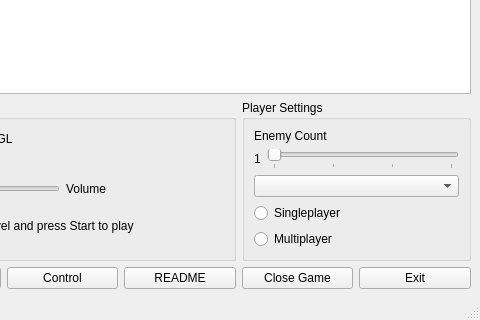
Before: the Qt Designer form main/gui/startwindow.ui in benediktibk/bomberman, drawn with Qt 5; both pictures show x 120 to 600 and y 180 to 500 of the 600 by 500 pixel window.
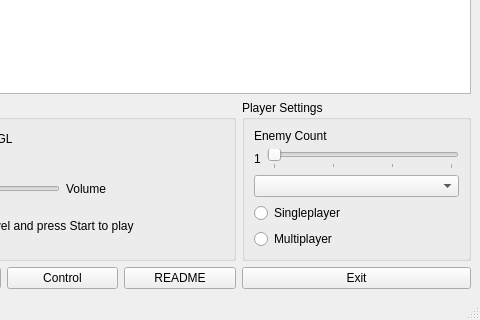
After: the same form once the commit is applied.

Commit message: removed close game button

Diff of the .ui file:
```diff
--- a/main/gui/startwindow.ui
+++ b/main/gui/startwindow.ui
@@ -156,20 +156,6 @@
       </layout>
      </widget>
     </item>
-    <item row="5" column="3">
-     <widget class="QPushButton" name="closeGameButton">
-      <property name="text">
-       <string>Close Game</string>
-      </property>
-     </widget>
-    </item>
-    <item row="5" column="4">
-     <widget class="QPushButton" name="exitButton">
-      <property name="text">
-       <string>Exit</string>
-      </property>
-     </widget>
-    </item>
     <item row="0" column="0" colspan="5">
      <widget class="QLabel" name="levelselectionLabel">
       <property name="text">
@@ -237,6 +223,13 @@
       </layout>
      </widget>
     </item>
+    <item row="5" column="3" colspan="2">
+     <widget class="QPushButton" name="exitButton">
+      <property name="text">
+       <string>Exit</string>
+      </property>
+     </widget>
+    </item>
    </layout>
   </widget>
   <widget class="QStatusBar" name="statusbar"/>
```
The commit also changes 4 other files.
